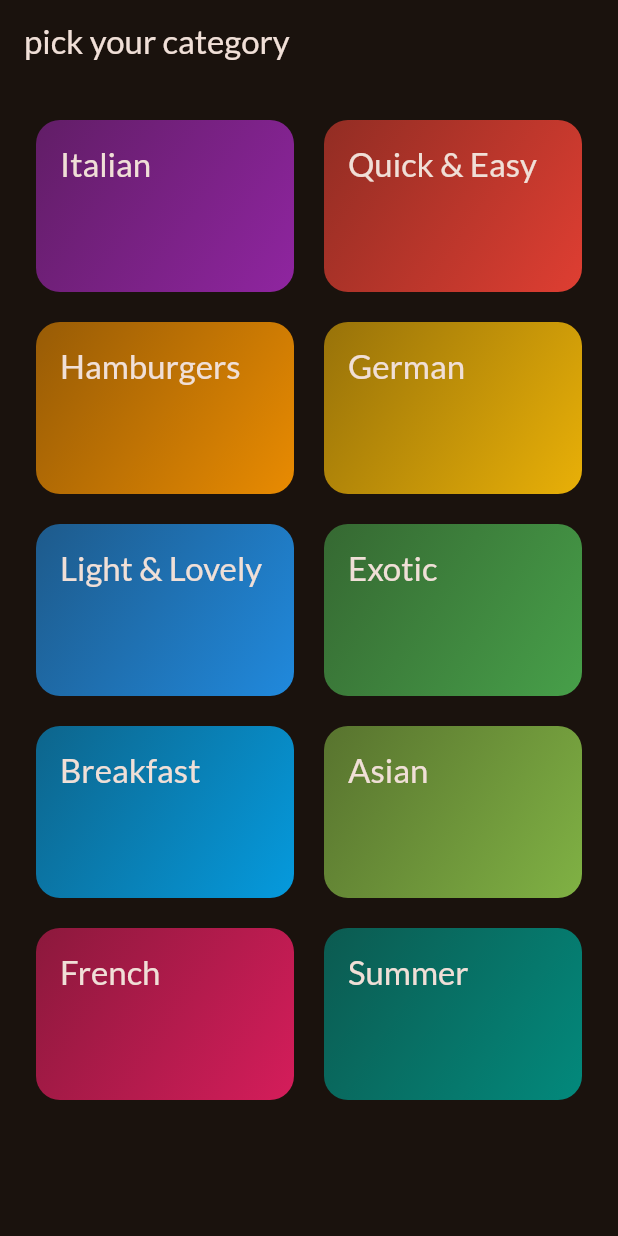
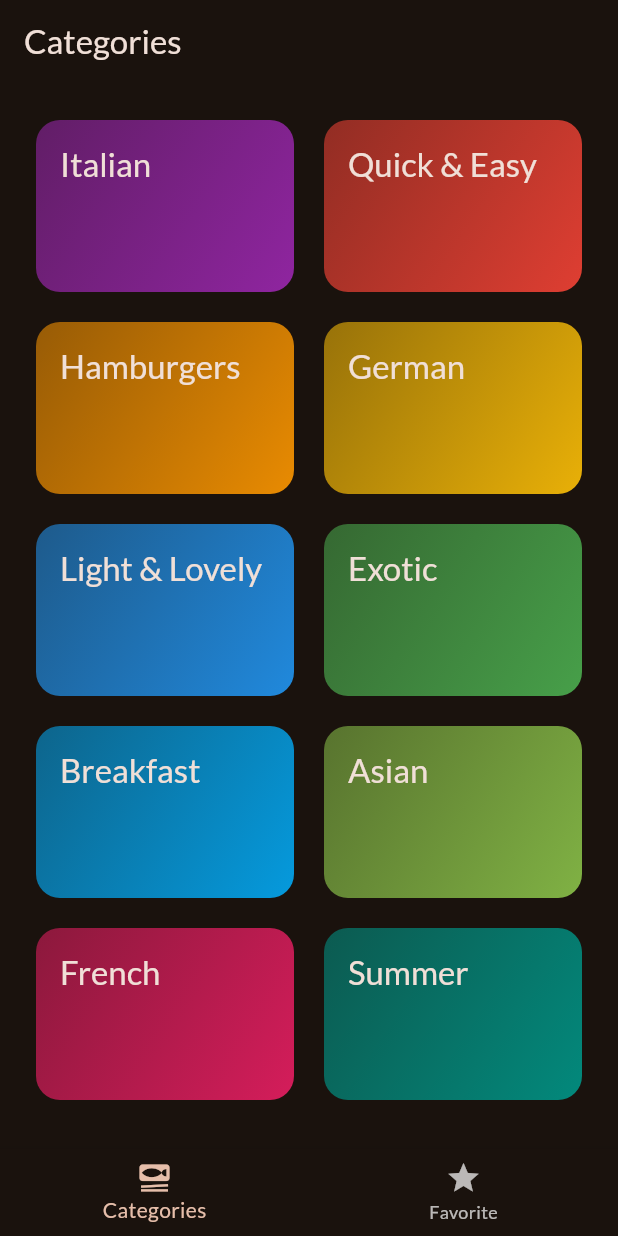
Before and after one commit to truongcongminh96/meals_app, a Flutter app: the screen it shows after launch, on a phone screen of 412 x 824 dp. Run offline on Flutter 3.47's test engine with Material 3 defaults, Android fonts, the phone set to English and light mode, and no system bars; our stand-ins replace google_fonts, transparent_image.

Commit message:
Adding Tab-based Navigation

```diff
--- a/lib/main.dart
+++ b/lib/main.dart
@@ -1,9 +1,7 @@
 import 'package:flutter/material.dart';
 
 import 'package:google_fonts/google_fonts.dart';
-import 'package:meals_app/Data/dummy_data.dart';
-import 'package:meals_app/screens/categories_screen.dart';
-import 'package:meals_app/screens/meals_screen.dart';
+import 'package:meals_app/screens/tabs_screen.dart';
 
 final theme = ThemeData(
   useMaterial3: true,
@@ -23,9 +21,6 @@ class App extends StatelessWidget {
 
   @override
   Widget build(BuildContext context) {
-    return MaterialApp(
-      theme: theme,
-      home: const CategoriesScreen(),
-    );
+    return MaterialApp(theme: theme, home: const TabsScreen());
   }
 }
--- a/lib/screens/categories_screen.dart
+++ b/lib/screens/categories_screen.dart
@@ -22,9 +22,7 @@ class CategoriesScreen extends StatelessWidget {
 
   @override
   Widget build(BuildContext context) {
-    return Scaffold(
-      appBar: AppBar(title: const Text('pick your category')),
-      body: GridView(
+    return GridView(
       padding: const EdgeInsets.all(24),
       gridDelegate: SliverGridDelegateWithFixedCrossAxisCount(
         crossAxisCount: 2,
@@ -41,7 +39,6 @@ class CategoriesScreen extends StatelessWidget {
             },
           ),
       ],
-      ),
     );
   }
 }
--- a/lib/screens/meals_screen.dart
+++ b/lib/screens/meals_screen.dart
@@ -4,9 +4,9 @@ import 'package:meals_app/screens/meal_details_screen.dart';
 import 'package:meals_app/widgets/meal_item.dart';
 
 class MealsScreen extends StatelessWidget {
-  const MealsScreen({super.key, required this.title, required this.meals});
+  const MealsScreen({super.key, this.title, required this.meals});
 
-  final String title;
+  final String? title;
   final List<Meal> meals;
 
   void selectMeal(BuildContext context, Meal meal) {
@@ -53,6 +53,10 @@ class MealsScreen extends StatelessWidget {
       );
     }
 
-    return Scaffold(appBar: AppBar(title: Text(title)), body: content);
+    if (title == null) {
+      return content;
+    }
+
+    return Scaffold(appBar: AppBar(title: Text(title!)), body: content);
   }
 }
--- /dev/null
+++ b/lib/screens/tabs_screen.dart
@@ -0,0 +1,47 @@
+import 'package:flutter/material.dart';
+import 'package:meals_app/screens/categories_screen.dart';
+import 'package:meals_app/screens/meals_screen.dart';
+
+class TabsScreen extends StatefulWidget {
+  const TabsScreen({super.key});
+
+  @override
+  State<TabsScreen> createState() => _TabsScreenState();
+}
+
+class _TabsScreenState extends State<TabsScreen> {
+  int _selectedPageIndex = 0;
+
+  void _selectPage(int index) {
+    setState(() {
+      _selectedPageIndex = index;
+    });
+  }
+
+  @override
+  Widget build(BuildContext context) {
+    Widget activePage = CategoriesScreen();
+    var activePageTitle = 'Categories';
+
+    if (_selectedPageIndex == 1) {
+      activePage = const MealsScreen(meals: []);
+      activePageTitle = 'Your Favorites';
+    }
+
+    return Scaffold(
+      appBar: AppBar(title: Text(activePageTitle)),
+      body: activePage,
+      bottomNavigationBar: BottomNavigationBar(
+        onTap: _selectPage,
+        currentIndex: _selectedPageIndex,
+        items: [
+          BottomNavigationBarItem(
+            icon: Icon(Icons.set_meal),
+            label: 'Categories',
+          ),
+          BottomNavigationBarItem(icon: Icon(Icons.star), label: 'Favorite'),
+        ],
+      ),
+    );
+  }
+}
```
Lines whose indentation alone changed are shown as unchanged.
